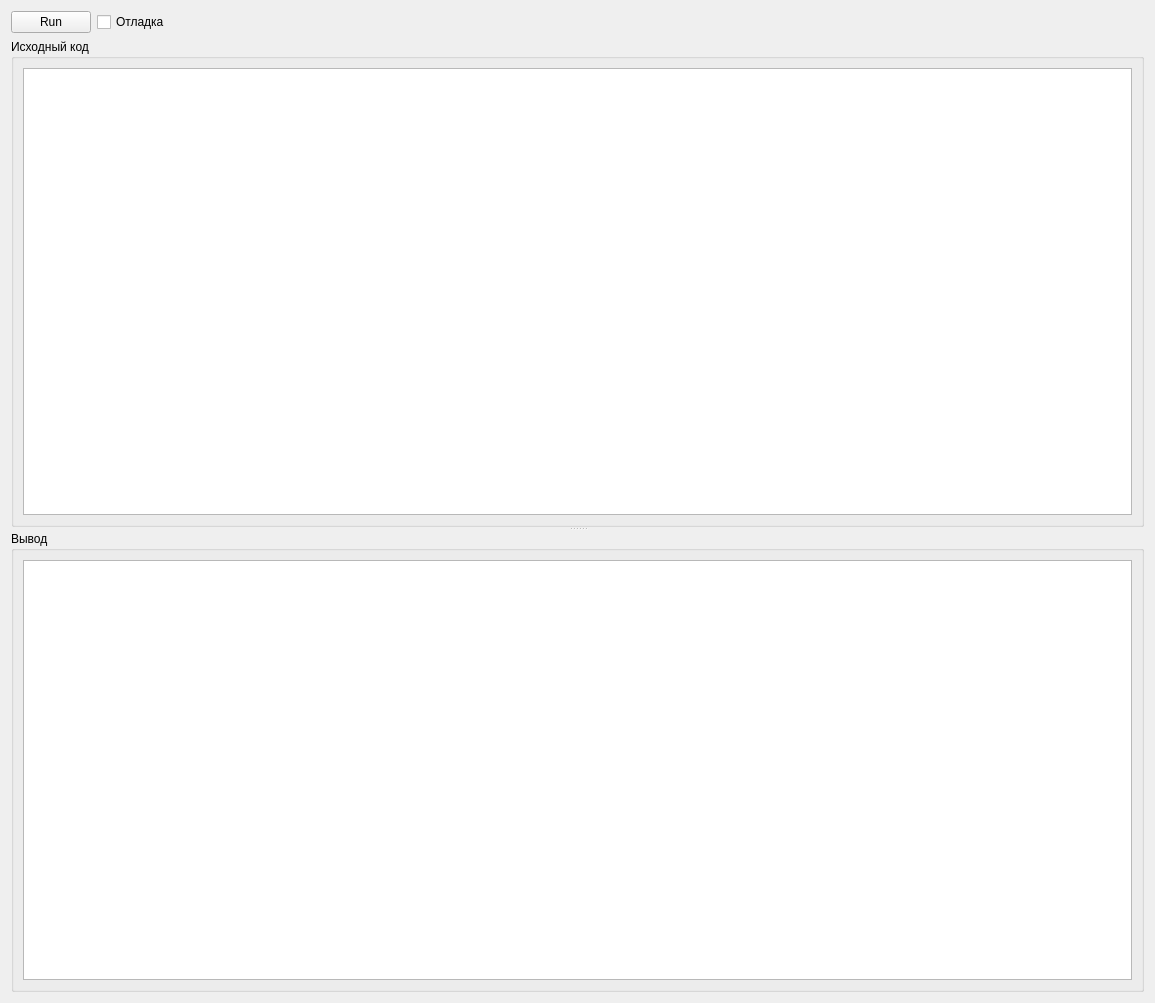
The window that Dancing-Comic/res/mainwidget.ui (Ingener74/Fun) describes before a commit, drawn with Qt 5.
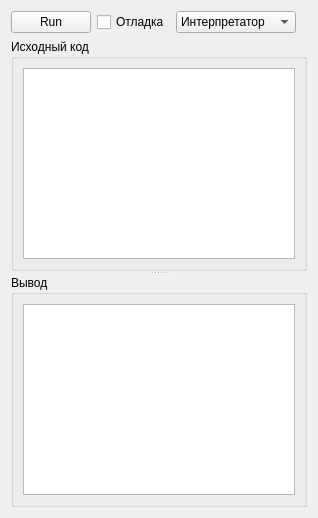
The same window after the commit. Icons and pictures are not drawn.

The edit to the form file:
```diff
--- a/Dancing-Comic/res/mainwidget.ui
+++ b/Dancing-Comic/res/mainwidget.ui
@@ -6,8 +6,8 @@
    <rect>
     <x>0</x>
     <y>0</y>
-    <width>1155</width>
-    <height>1003</height>
+    <width>318</width>
+    <height>518</height>
    </rect>
   </property>
   <property name="windowTitle">
@@ -41,6 +41,25 @@
            </property>
           </widget>
          </item>
+         <item>
+          <widget class="QComboBox" name="visitorComboBox">
+           <item>
+            <property name="text">
+             <string>Интерпретатор</string>
+            </property>
+           </item>
+           <item>
+            <property name="text">
+             <string>Компилятор</string>
+            </property>
+           </item>
+           <item>
+            <property name="text">
+             <string>Принтер</string>
+            </property>
+           </item>
+          </widget>
+         </item>
          <item>
           <spacer name="horizontalSpacer">
            <property name="orientation">
```
